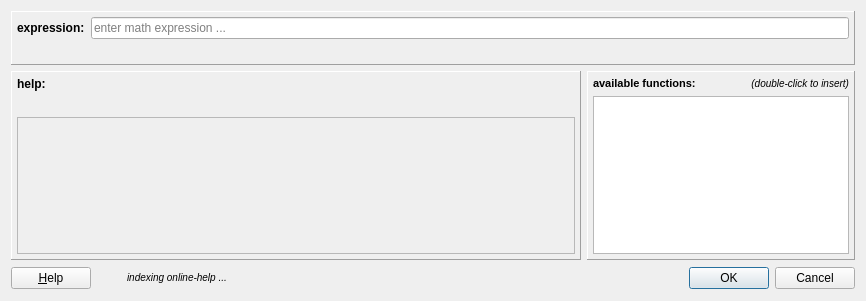
Above: plugins/table/qfrdrtableformuladialog.ui from jkriege2/QuickFit3 before the change. Below: the same form after it.
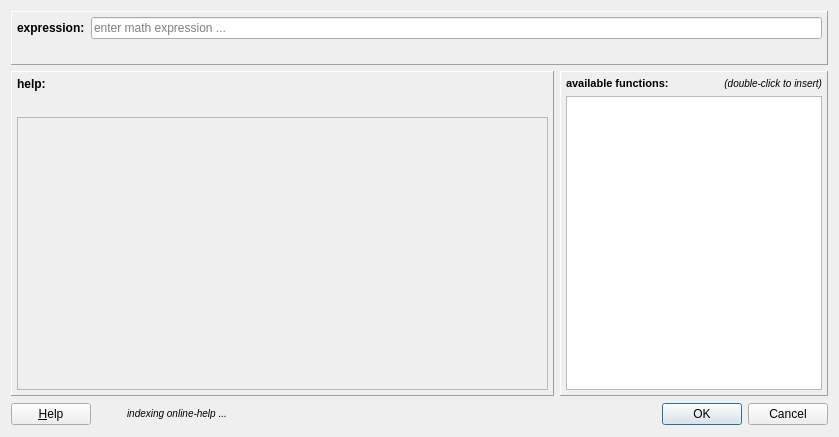
That is the form after the change. Icons and pictures are not drawn. Custom widgets are drawn as their Qt base class.

The edit to the form file:
```diff
--- a/plugins/table/qfrdrtableformuladialog.ui
+++ b/plugins/table/qfrdrtableformuladialog.ui
@@ -9,8 +9,8 @@
    <rect>
     <x>0</x>
     <y>0</y>
-    <width>866</width>
-    <height>301</height>
+    <width>839</width>
+    <height>437</height>
    </rect>
   </property>
   <property name="windowTitle">
@@ -154,8 +154,8 @@
           <rect>
            <x>0</x>
            <y>0</y>
-           <width>560</width>
-           <height>142</height>
+           <width>533</width>
+           <height>278</height>
           </rect>
          </property>
          <layout class="QVBoxLayout" name="verticalLayout">
```
